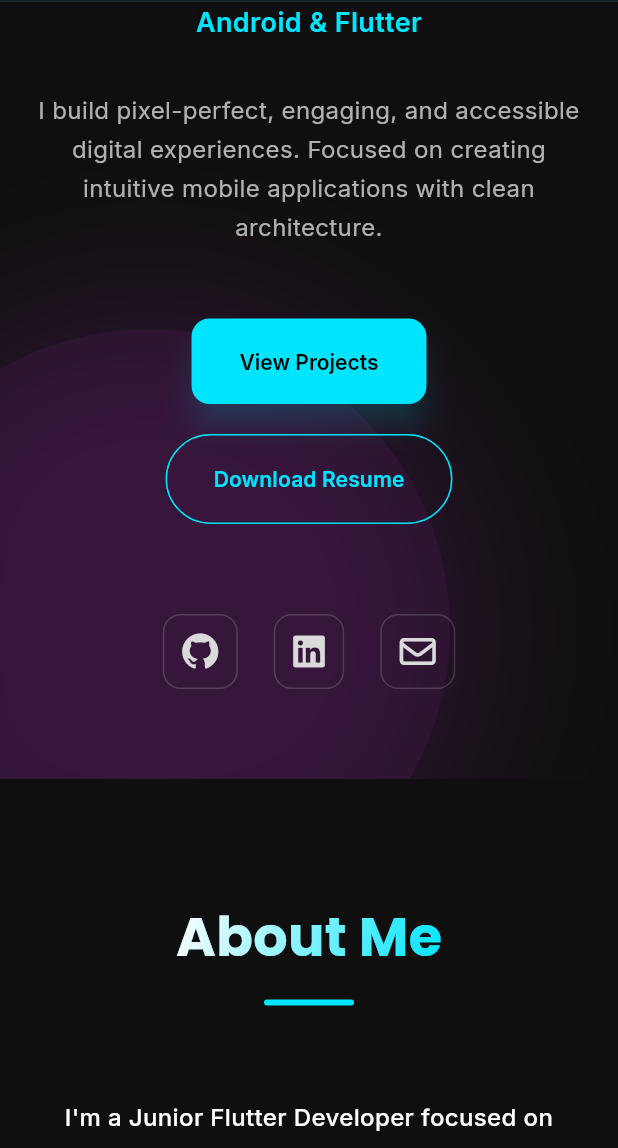
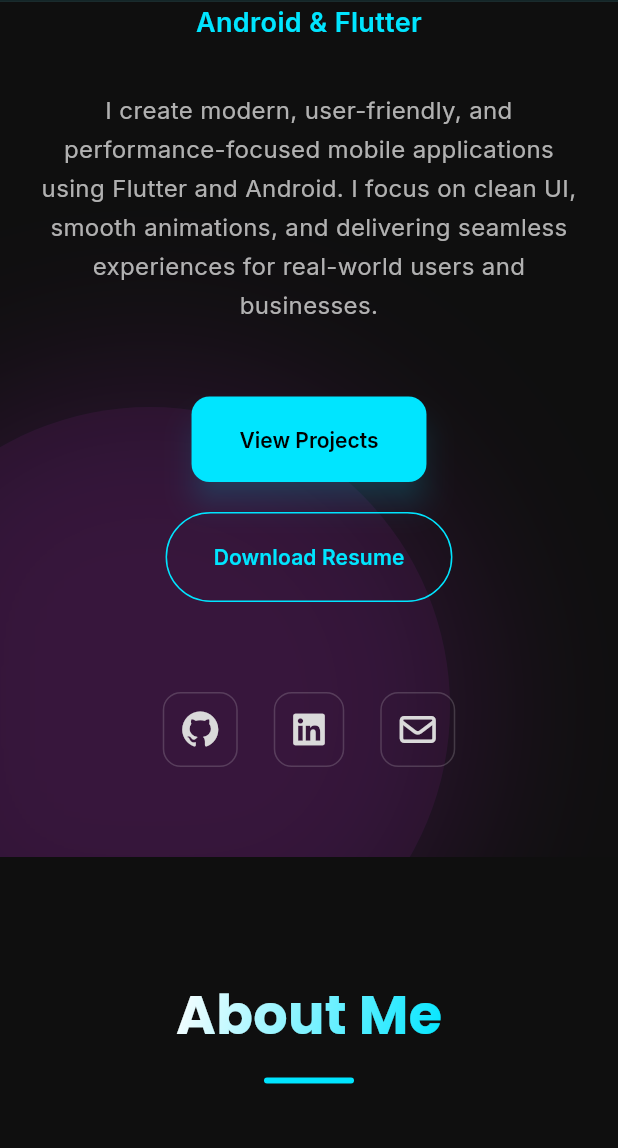
Before and after one commit to kunalkakasahebudhar/portfolio, a Flutter app: the screen it shows after launch, scrolled down 576 dp, on a phone screen of 412 x 824 dp, the part 88-1236 px from its top. Run offline on Flutter 3.47's test engine with Material 3 defaults, Android fonts, the phone set to English and light mode, and no system bars; drawn by our look-alikes of flutter_animate; our stand-ins replace cloud_firestore, firebase_core, flutter_riverpod, font_awesome_flutter, go_router, google_fonts and 1 more; accounts and stored records are empty.

Commit message:
update the caption

```diff
--- a/lib/features/home/presentation/home_screen.dart
+++ b/lib/features/home/presentation/home_screen.dart
@@ -166,7 +166,7 @@ class HomeScreen extends StatelessWidget {
 
         // Description
         Text(
-          'I build pixel-perfect, engaging, and accessible digital experiences. Focused on creating intuitive mobile applications with clean architecture.',
+          'I create modern, user-friendly, and performance-focused mobile applications using Flutter and Android. I focus on clean UI, smooth animations, and delivering seamless experiences for real-world users and businesses.',
           textAlign: isDesktop ? TextAlign.left : TextAlign.center,
           style: GoogleFonts.inter(
             fontSize: 16,
```
